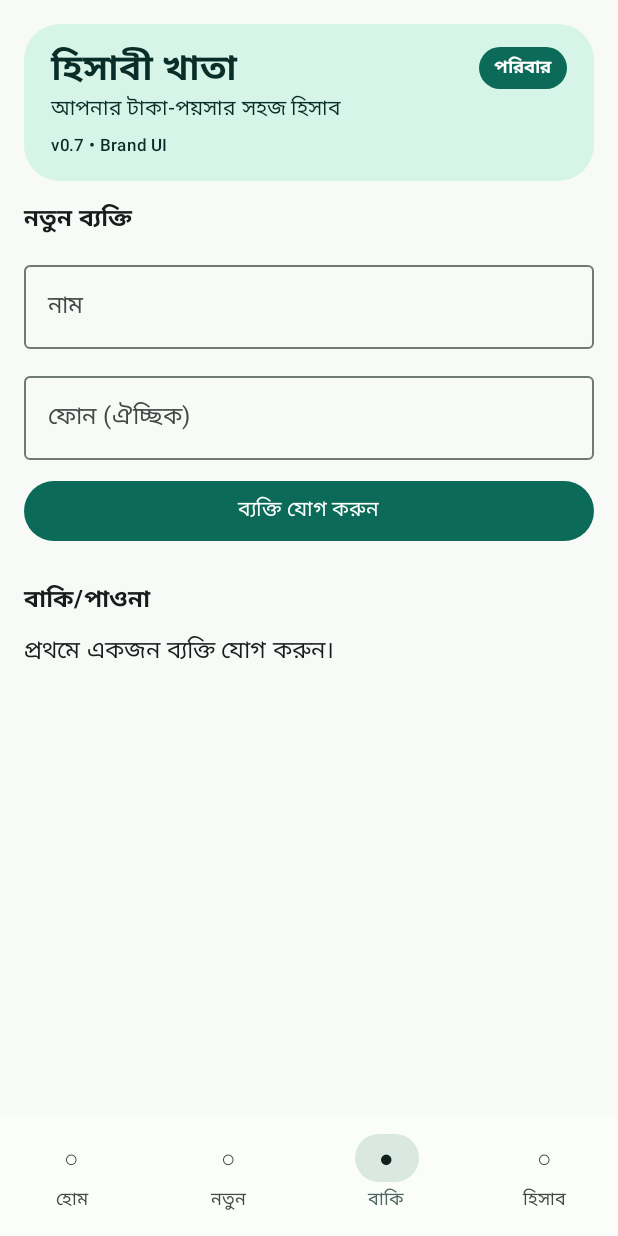
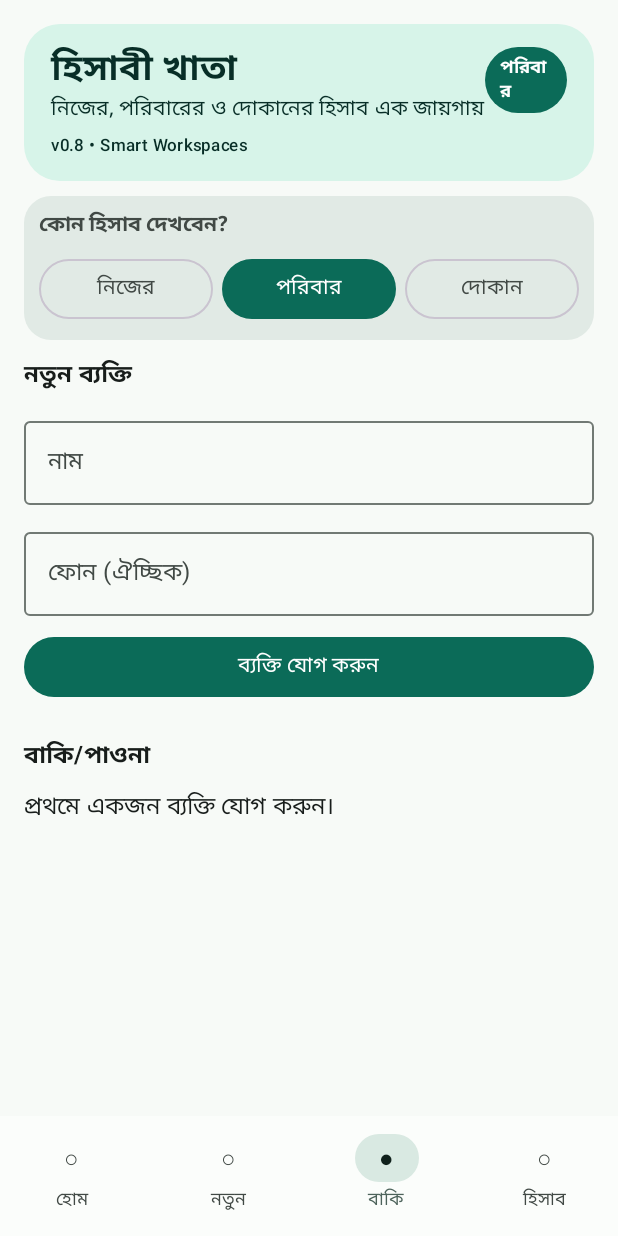
Before and after one commit to Uddinmezbah/Familykhata.Android_source, an Android app built with Jetpack Compose: the screen it shows after launch (MainActivity), item 3 of the bottom bar chosen, on a phone screen of 412 x 824 dp. Run offline under Robolectric (Android 15) with nearby library versions, the light colour scheme and no system bars; our stand-ins replace Room's generated code.

Commit message:
Add smart workspaces and safe database migration v0.8

```diff
--- a/app/build.gradle.kts
+++ b/app/build.gradle.kts
@@ -16,8 +16,8 @@ android {
         applicationId = "com.familykhata.app"
         minSdk = 24
         targetSdk = 36
-        versionCode = 8
-        versionName = "0.7.0"
+        versionCode = 9
+        versionName = "0.8.0"
 
         testInstrumentationRunner = "androidx.test.runner.AndroidJUnitRunner"
         vectorDrawables.useSupportLibrary = true
--- a/app/src/main/java/com/familykhata/app/FamilyKhataViewModel.kt
+++ b/app/src/main/java/com/familykhata/app/FamilyKhataViewModel.kt
@@ -1,6 +1,7 @@
 package com.familykhata.app
 
 import android.app.Application
+import android.content.Context
 import androidx.lifecycle.AndroidViewModel
 import androidx.lifecycle.viewModelScope
 import com.familykhata.app.data.AppDatabase
@@ -9,33 +10,66 @@ import com.familykhata.app.data.BakiPersonEntity
 import com.familykhata.app.data.BakiPersonSummary
 import com.familykhata.app.data.DashboardTotals
 import com.familykhata.app.data.TransactionEntity
+import kotlinx.coroutines.ExperimentalCoroutinesApi
 import kotlinx.coroutines.flow.Flow
+import kotlinx.coroutines.flow.MutableStateFlow
 import kotlinx.coroutines.flow.SharingStarted
 import kotlinx.coroutines.flow.StateFlow
+import kotlinx.coroutines.flow.asStateFlow
+import kotlinx.coroutines.flow.flatMapLatest
 import kotlinx.coroutines.flow.stateIn
 import kotlinx.coroutines.launch
 
+@OptIn(ExperimentalCoroutinesApi::class)
 class FamilyKhataViewModel(application: Application) : AndroidViewModel(application) {
     private val dao = AppDatabase.get(application).dao()
+    private val preferences = application.getSharedPreferences(
+        "hisabi_khata_preferences",
+        Context.MODE_PRIVATE
+    )
 
-    val transactions: StateFlow<List<TransactionEntity>> = dao.observeTransactions()
+    private val allowedWorkspaces = setOf("PERSONAL", "FAMILY", "SHOP")
+    private val _selectedWorkspace = MutableStateFlow(
+        preferences.getString("selected_workspace", "FAMILY")
+            ?.takeIf { it in allowedWorkspaces }
+            ?: "FAMILY"
+    )
+
+    val selectedWorkspace: StateFlow<String> = _selectedWorkspace.asStateFlow()
+
+    val transactions: StateFlow<List<TransactionEntity>> = _selectedWorkspace
+        .flatMapLatest { workspace -> dao.observeTransactions(workspace) }
         .stateIn(viewModelScope, SharingStarted.WhileSubscribed(5_000), emptyList())
 
-    val totals: StateFlow<DashboardTotals> = dao.observeDashboardTotals()
-        .stateIn(viewModelScope, SharingStarted.WhileSubscribed(5_000), DashboardTotals(0.0, 0.0))
+    val totals: StateFlow<DashboardTotals> = _selectedWorkspace
+        .flatMapLatest { workspace -> dao.observeDashboardTotals(workspace) }
+        .stateIn(
+            viewModelScope,
+            SharingStarted.WhileSubscribed(5_000),
+            DashboardTotals(0.0, 0.0)
+        )
 
-    val bakiPeople: StateFlow<List<BakiPersonSummary>> = dao.observeBakiSummaries()
+    val bakiPeople: StateFlow<List<BakiPersonSummary>> = _selectedWorkspace
+        .flatMapLatest { workspace -> dao.observeBakiSummaries(workspace) }
         .stateIn(viewModelScope, SharingStarted.WhileSubscribed(5_000), emptyList())
+
+    fun selectWorkspace(workspace: String) {
+        if (workspace !in allowedWorkspaces || workspace == _selectedWorkspace.value) return
+        _selectedWorkspace.value = workspace
+        preferences.edit().putString("selected_workspace", workspace).apply()
+    }
 
     fun addTransaction(type: String, amount: Double, category: String, note: String) {
         if (amount <= 0) return
+        val workspace = _selectedWorkspace.value
         viewModelScope.launch {
             dao.insertTransaction(
                 TransactionEntity(
                     type = type,
                     amount = amount,
                     category = category.trim().ifBlank { "অন্যান্য" },
-                    note = note.trim()
+                    note = note.trim(),
+                    workspace = workspace
                 )
             )
         }
@@ -47,8 +81,15 @@ class FamilyKhataViewModel(application: Application) : AndroidViewModel(applicat
 
     fun addBakiPerson(name: String, phone: String) {
         if (name.isBlank()) return
+        val workspace = _selectedWorkspace.value
         viewModelScope.launch {
-            dao.insertPerson(BakiPersonEntity(name = name.trim(), phone = phone.trim()))
+            dao.insertPerson(
+                BakiPersonEntity(
+                    name = name.trim(),
+                    phone = phone.trim(),
+                    workspace = workspace
+                )
+            )
         }
     }
 
--- a/app/src/main/java/com/familykhata/app/data/AppDatabase.kt
+++ b/app/src/main/java/com/familykhata/app/data/AppDatabase.kt
@@ -4,10 +4,12 @@ import android.content.Context
 import androidx.room.Database
 import androidx.room.Room
 import androidx.room.RoomDatabase
+import androidx.room.migration.Migration
+import androidx.sqlite.db.SupportSQLiteDatabase
 
 @Database(
     entities = [TransactionEntity::class, BakiPersonEntity::class, BakiEntryEntity::class],
-    version = 1,
+    version = 2,
     exportSchema = false
 )
 abstract class AppDatabase : RoomDatabase() {
@@ -16,12 +18,26 @@ abstract class AppDatabase : RoomDatabase() {
     companion object {
         @Volatile private var INSTANCE: AppDatabase? = null
 
+        private val MIGRATION_1_2 = object : Migration(1, 2) {
+            override fun migrate(db: SupportSQLiteDatabase) {
+                db.execSQL(
+                    "ALTER TABLE transactions ADD COLUMN workspace TEXT NOT NULL DEFAULT 'FAMILY'"
+                )
+                db.execSQL(
+                    "ALTER TABLE baki_people ADD COLUMN workspace TEXT NOT NULL DEFAULT 'FAMILY'"
+                )
+            }
+        }
+
         fun get(context: Context): AppDatabase = INSTANCE ?: synchronized(this) {
             INSTANCE ?: Room.databaseBuilder(
                 context.applicationContext,
                 AppDatabase::class.java,
                 "family-khata.db"
-            ).build().also { INSTANCE = it }
+            )
+                .addMigrations(MIGRATION_1_2)
+                .build()
+                .also { INSTANCE = it }
         }
     }
 }
--- a/app/src/main/java/com/familykhata/app/data/FamilyKhataDao.kt
+++ b/app/src/main/java/com/familykhata/app/data/FamilyKhataDao.kt
@@ -15,8 +15,8 @@ interface FamilyKhataDao {
     @Delete
     suspend fun deleteTransaction(item: TransactionEntity)
 
-    @Query("SELECT * FROM transactions ORDER BY createdAt DESC")
-    fun observeTransactions(): Flow<List<TransactionEntity>>
+    @Query("SELECT * FROM transactions WHERE workspace = :workspace ORDER BY createdAt DESC")
+    fun observeTransactions(workspace: String): Flow<List<TransactionEntity>>
 
     @Query(
         """
@@ -24,9 +24,10 @@ interface FamilyKhataDao {
             COALESCE(SUM(CASE WHEN type = 'INCOME' THEN amount ELSE 0 END), 0) AS income,
             COALESCE(SUM(CASE WHEN type = 'EXPENSE' THEN amount ELSE 0 END), 0) AS expense
         FROM transactions
+        WHERE workspace = :workspace
         """
     )
-    fun observeDashboardTotals(): Flow<DashboardTotals>
+    fun observeDashboardTotals(workspace: String): Flow<DashboardTotals>
 
     @Insert(onConflict = OnConflictStrategy.REPLACE)
     suspend fun insertPerson(person: BakiPersonEntity): Long
@@ -43,11 +44,12 @@ interface FamilyKhataDao {
                COALESCE(SUM(e.balanceDelta), 0) AS balance
         FROM baki_people p
         LEFT JOIN baki_entries e ON p.id = e.personId
+        WHERE p.workspace = :workspace
         GROUP BY p.id
         ORDER BY p.name COLLATE NOCASE ASC
         """
     )
-    fun observeBakiSummaries(): Flow<List<BakiPersonSummary>>
+    fun observeBakiSummaries(workspace: String): Flow<List<BakiPersonSummary>>
 
     @Query("SELECT * FROM baki_entries WHERE personId = :personId ORDER BY createdAt DESC")
     fun observeBakiEntries(personId: Long): Flow<List<BakiEntryEntity>>
--- a/app/src/main/java/com/familykhata/app/data/Models.kt
+++ b/app/src/main/java/com/familykhata/app/data/Models.kt
@@ -1,5 +1,6 @@
 package com.familykhata.app.data
 
+import androidx.room.ColumnInfo
 import androidx.room.Entity
 import androidx.room.ForeignKey
 import androidx.room.Index
@@ -12,6 +13,7 @@ data class TransactionEntity(
     val amount: Double,
     val category: String,
     val note: String,
+    @ColumnInfo(defaultValue = "'FAMILY'") val workspace: String = "FAMILY",
     val createdAt: Long = System.currentTimeMillis()
 )
 
@@ -21,6 +23,7 @@ data class BakiPersonEntity(
     val name: String,
     val phone: String = "",
     val note: String = "",
+    @ColumnInfo(defaultValue = "'FAMILY'") val workspace: String = "FAMILY",
     val createdAt: Long = System.currentTimeMillis()
 )
 
--- a/app/src/main/java/com/familykhata/app/ui/FamilyKhataApp.kt
+++ b/app/src/main/java/com/familykhata/app/ui/FamilyKhataApp.kt
@@ -54,6 +54,7 @@ private enum class Tab(val label: String) {
 @Composable
 fun FamilyKhataApp(viewModel: FamilyKhataViewModel) {
     var tab by remember { mutableStateOf(Tab.DASHBOARD) }
+    val workspace by viewModel.selectedWorkspace.collectAsState()
 
     HisabiKhataTheme {
         Scaffold(
@@ -76,17 +77,25 @@ fun FamilyKhataApp(viewModel: FamilyKhataViewModel) {
                     .padding(padding)
                     .padding(16.dp)
             ) {
-                BrandHeader()
-                Spacer(Modifier.height(14.dp))
+                BrandHeader(workspace)
+                Spacer(Modifier.height(10.dp))
+                WorkspaceSwitcher(
+                    selected = workspace,
+                    onSelect = {
+                        viewModel.selectWorkspace(it)
+                        tab = Tab.DASHBOARD
+                    }
+                )
+                Spacer(Modifier.height(12.dp))
                 Box(
                     modifier = Modifier
                         .fillMaxWidth()
                         .weight(1f)
                 ) {
                     when (tab) {
-                        Tab.DASHBOARD -> DashboardScreen(viewModel)
+                        Tab.DASHBOARD -> DashboardScreen(viewModel, workspace)
                         Tab.ADD -> AddTransactionScreen(viewModel)
-                        Tab.BAKI -> BakiScreen(viewModel)
+                        Tab.BAKI -> BakiScreen(viewModel, workspace)
                         Tab.HISTORY -> HistoryScreen(viewModel)
                     }
                 }
@@ -96,7 +105,7 @@ fun FamilyKhataApp(viewModel: FamilyKhataViewModel) {
 }
 
 @Composable
-private fun BrandHeader() {
+private fun BrandHeader(workspace: String) {
     Surface(
         modifier = Modifier.fillMaxWidth(),
         shape = RoundedCornerShape(24.dp),
@@ -118,7 +127,7 @@ private fun BrandHeader() {
                         color = MaterialTheme.colorScheme.onPrimaryContainer
                     )
                     Text(
-                        "আপনার টাকা-পয়সার সহজ হিসাব",
+                        "নিজের, পরিবারের ও দোকানের হিসাব এক জায়গায়",
                         style = MaterialTheme.typography.bodyMedium,
                         color = MaterialTheme.colorScheme.onPrimaryContainer
                     )
@@ -128,7 +137,7 @@ private fun BrandHeader() {
                     color = MaterialTheme.colorScheme.primary
                 ) {
                     Text(
-                        "পরিবার",
+                        workspaceLabel(workspace),
                         modifier = Modifier.padding(horizontal = 10.dp, vertical = 6.dp),
                         style = MaterialTheme.typography.labelMedium,
                         fontWeight = FontWeight.SemiBold,
@@ -137,7 +146,7 @@ private fun BrandHeader() {
                 }
             }
             Text(
-                "v0.7 • Brand UI",
+                "v0.8 • Smart Workspaces",
                 style = MaterialTheme.typography.labelSmall,
                 color = MaterialTheme.colorScheme.onPrimaryContainer
             )
@@ -146,7 +155,77 @@ private fun BrandHeader() {
 }
 
 @Composable
-private fun DashboardScreen(viewModel: FamilyKhataViewModel) {
+private fun WorkspaceSwitcher(
+    selected: String,
+    onSelect: (String) -> Unit
+) {
+    Surface(
+        modifier = Modifier.fillMaxWidth(),
+        shape = RoundedCornerShape(18.dp),
+        color = MaterialTheme.colorScheme.surfaceVariant
+    ) {
+        Column(
+            modifier = Modifier.padding(10.dp),
+            verticalArrangement = Arrangement.spacedBy(8.dp)
+        ) {
+            Text(
+                "কোন হিসাব দেখবেন?",
+                style = MaterialTheme.typography.labelLarge,
+                fontWeight = FontWeight.SemiBold
+            )
+            Row(
+                modifier = Modifier.fillMaxWidth(),
+                horizontalArrangement = Arrangement.spacedBy(6.dp)
+            ) {
+                WorkspaceButton(
+                    label = "নিজের",
+                    value = "PERSONAL",
+                    selected = selected,
+                    modifier = Modifier.weight(1f),
+                    onSelect = onSelect
+                )
+                WorkspaceButton(
+                    label = "পরিবার",
+                    value = "FAMILY",
+                    selected = selected,
+                    modifier = Modifier.weight(1f),
+                    onSelect = onSelect
+                )
+                WorkspaceButton(
+                    label = "দোকান",
+                    value = "SHOP",
+                    selected = selected,
+                    modifier = Modifier.weight(1f),
+                    onSelect = onSelect
+                )
+            }
+        }
+    }
+}
+
+@Composable
+private fun WorkspaceButton(
+    label: String,
+    value: String,
+    selected: String,
+    modifier: Modifier,
+    onSelect: (String) -> Unit
+) {
+    if (selected == value) {
+        Button(
+            onClick = { onSelect(value) },
+            modifier = modifier
+        ) { Text(label) }
+    } else {
+        OutlinedButton(
+            onClick = { onSelect(value) },
+            modifier = modifier
+        ) { Text(label) }
+    }
+}
+
+@Composable
+private fun DashboardScreen(viewModel: FamilyKhataViewModel, workspace: String) {
     val totals by viewModel.totals.collectAsState()
     val bakiPeople by viewModel.bakiPeople.collectAsState()
     val receivable = bakiPeople.filter { it.balance > 0 }.sumOf { it.balance }
@@ -180,7 +259,7 @@ private fun DashboardScreen(viewModel: FamilyKhataViewModel) {
                     color = MaterialTheme.colorScheme.onPrimary
                 )
                 Text(
-                    "পরিবারের সার্বিক হিসাব",
+                    workspaceSummary(workspace),
                     style = MaterialTheme.typography.bodySmall,
                     color = MaterialTheme.colorScheme.onPrimary
                 )
@@ -341,7 +420,7 @@ private fun TransactionRow(item: TransactionEntity, onDelete: () -> Unit) {
 }
 
 @Composable
-private fun BakiScreen(viewModel: FamilyKhataViewModel) {
+private fun BakiScreen(viewModel: FamilyKhataViewModel, workspace: String) {
     val people by viewModel.bakiPeople.collectAsState()
     var selectedId by remember { mutableStateOf<Long?>(null) }
 
@@ -351,6 +430,7 @@ private fun BakiScreen(viewModel: FamilyKhataViewModel) {
         BakiPeopleScreen(
             people = people,
             viewModel = viewModel,
+            workspace = workspace,
             onSelect = { selectedId = it.id }
         )
     } else {
@@ -366,10 +446,12 @@ private fun BakiScreen(viewModel: FamilyKhataViewModel) {
 private fun BakiPeopleScreen(
     people: List<BakiPersonSummary>,
     viewModel: FamilyKhataViewModel,
+    workspace: String,
     onSelect: (BakiPersonSummary) -> Unit
 ) {
     var name by remember { mutableStateOf("") }
     var phone by remember { mutableStateOf("") }
+    val personLabel = if (workspace == "SHOP") "কাস্টমার/সাপ্লায়ার" else "ব্যক্তি"
 
     Column(
         modifier = Modifier
@@ -377,7 +459,7 @@ private fun BakiPeopleScreen(
             .verticalScroll(rememberScrollState()),
         verticalArrangement = Arrangement.spacedBy(10.dp)
     ) {
-        Text("নতুন ব্যক্তি", fontWeight = FontWeight.Bold)
+        Text("নতুন $personLabel", fontWeight = FontWeight.Bold)
         OutlinedTextField(name, { name = it }, label = { Text("নাম") }, modifier = Modifier.fillMaxWidth())
         OutlinedTextField(phone, { phone = it }, label = { Text("ফোন (ঐচ্ছিক)") }, modifier = Modifier.fillMaxWidth())
         Button(
@@ -387,13 +469,13 @@ private fun BakiPeopleScreen(
                 phone = ""
             },
             modifier = Modifier.fillMaxWidth()
-        ) { Text("ব্যক্তি যোগ করুন") }
+        ) { Text("$personLabel যোগ করুন") }
 
         Spacer(Modifier.height(4.dp))
         Text("বাকি/পাওনা", fontWeight = FontWeight.Bold)
 
         if (people.isEmpty()) {
-            Text("প্রথমে একজন ব্যক্তি যোগ করুন।")
+            Text("প্রথমে একজন $personLabel যোগ করুন।")
         } else {
             people.forEach { person ->
                 Card(
@@ -552,6 +634,18 @@ private fun ActionButton(label: String, value: String, selected: String, onClick
     else OutlinedButton(onClick = onClick) { Text(label) }
 }
 
+private fun workspaceLabel(workspace: String): String = when (workspace) {
+    "PERSONAL" -> "নিজের"
+    "SHOP" -> "দোকান"
+    else -> "পরিবার"
+}
+
+private fun workspaceSummary(workspace: String): String = when (workspace) {
+    "PERSONAL" -> "আপনার ব্যক্তিগত আয়-খরচ ও দেনা-পাওনা"
+    "SHOP" -> "দোকানের আয়-খরচ ও দেনা-পাওনার হিসাব"
+    else -> "পরিবারের সার্বিক আয়-খরচ ও দেনা-পাওনা"
+}
+
 private fun actionLabel(action: String): String = when (action) {
     "GAVE" -> "দিলাম"
     "RECEIVED_BACK" -> "ফেরত পেলাম"
```
Also changed, not shown: 2 other files.
